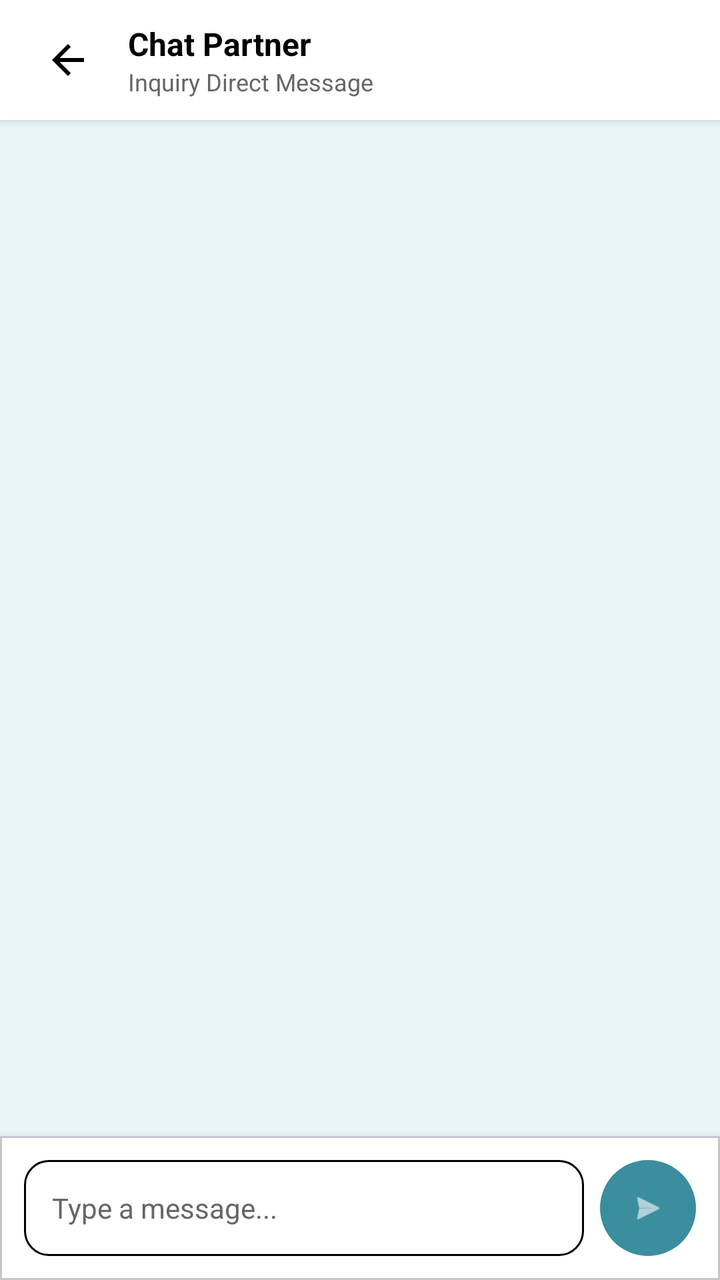
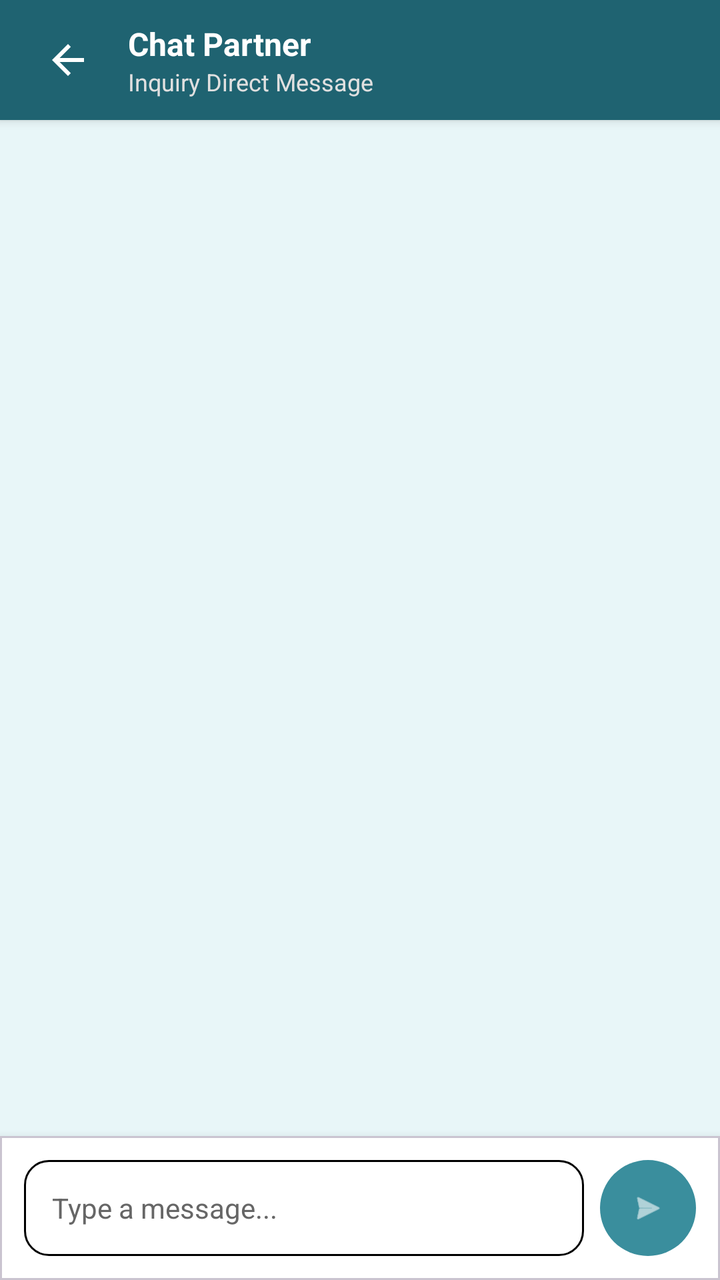

Two renders of the same Android screen: before a commit and after it. Below are the layout's source before the change and the commit's diff.
<!-- AndroidManifest.xml: application theme Theme.PharmaFind -->
<!-- res/layout/activity_chat.xml -->
<?xml version="1.0" encoding="utf-8"?>
<androidx.constraintlayout.widget.ConstraintLayout xmlns:android="http://schemas.android.com/apk/res/android"
    xmlns:app="http://schemas.android.com/apk/res-auto"
    android:layout_width="match_parent"
    android:layout_height="match_parent"
    android:background="@color/background_light">

    
    <LinearLayout
        android:id="@+id/toolbarChat"
        android:layout_width="match_parent"
        android:layout_height="60dp"
        android:background="@color/white"
        android:elevation="3dp"
        android:gravity="center_vertical"
        android:orientation="horizontal"
        android:paddingHorizontal="16dp"
        app:layout_constraintTop_toTopOf="parent">

        <ImageButton
            android:id="@+id/btnBackChat"
            android:layout_width="36dp"
            android:layout_height="36dp"
            android:background="?attr/selectableItemBackgroundBorderless"
            android:contentDescription="Back"
            android:src="@drawable/ic_arrow_back"
            app:tint="@color/black" />

        <LinearLayout
            android:layout_width="wrap_content"
            android:layout_height="wrap_content"
            android:layout_marginStart="12dp"
            android:orientation="vertical">

            <TextView
                android:id="@+id/tvChatPartnerName"
                android:layout_width="wrap_content"
                android:layout_height="wrap_content"
                android:text="Chat Partner"
                android:textColor="@color/black"
                android:textSize="16sp"
                android:textStyle="bold" />

            <TextView
                android:id="@+id/tvChatSubtitle"
                android:layout_width="wrap_content"
                android:layout_height="wrap_content"
                android:text="Inquiry Direct Message"
                android:textColor="@color/text_gray"
                android:textSize="12sp" />

        </LinearLayout>

    </LinearLayout>

    
    <androidx.recyclerview.widget.RecyclerView
        android:id="@+id/rvMessages"
        android:layout_width="match_parent"
        android:layout_height="0dp"
        android:padding="12dp"
        app:layout_constraintBottom_toTopOf="@id/cardChatInput"
        app:layout_constraintTop_toBottomOf="@id/toolbarChat" />

    
    <com.google.android.material.card.MaterialCardView
        android:id="@+id/cardChatInput"
        android:layout_width="match_parent"
        android:layout_height="wrap_content"
        app:cardBackgroundColor="@color/white"
        app:cardCornerRadius="0dp"
        app:cardElevation="8dp"
        app:layout_constraintBottom_toBottomOf="parent">

        <LinearLayout
            android:layout_width="match_parent"
            android:layout_height="wrap_content"
            android:gravity="center_vertical"
            android:orientation="horizontal"
            android:padding="12dp">

            <EditText
                android:id="@+id/etChatMessageInput"
                android:layout_width="0dp"
                android:layout_height="48dp"
                android:layout_weight="1"
                android:background="@drawable/edittext_background"
                android:hint="Type a message..."
                android:inputType="textMultiLine"
                android:maxLines="3"
                android:paddingHorizontal="14dp"
                android:textColor="@color/black"
                android:textColorHint="@color/text_gray"
                android:textSize="14sp" />

            <com.google.android.material.button.MaterialButton
                android:id="@+id/btnSendMessage"
                android:layout_width="48dp"
                android:layout_height="48dp"
                android:layout_marginStart="8dp"
                android:insetLeft="0dp"
                android:insetTop="0dp"
                android:insetRight="0dp"
                android:insetBottom="0dp"
                android:padding="0dp"
                app:backgroundTint="@color/primary_teal"
                app:cornerRadius="24dp"
                app:icon="@android:drawable/ic_menu_send"
                app:iconGravity="textStart"
                app:iconPadding="0dp"
                app:iconTint="@color/white" />

        </LinearLayout>

    </com.google.android.material.card.MaterialCardView>

</androidx.constraintlayout.widget.ConstraintLayout>
<!-- resources referenced by this layout -->
<resources>
  <color name="background_light">#E8F6F8</color>
  <color name="black">#FF000000</color>
  <color name="primary_teal">#3A8E9D</color>
  <color name="text_gray">#666666</color>
  <color name="white">#FFFFFFFF</color>
  <!-- drawable edittext_background (drawable) -->
  <?xml version="1.0" encoding="utf-8"?>
  <shape xmlns:android="http://schemas.android.com/apk/res/android">
      <corners android:radius="12dp" />
      <stroke android:width="1dp" android:color="#000000" />
      <solid android:color="@android:color/transparent" />
  </shape>
  <!-- drawable ic_arrow_back (drawable) -->
  <?xml version="1.0" encoding="utf-8"?>
  <vector xmlns:android="http://schemas.android.com/apk/res/android"
      android:width="24dp"
      android:height="24dp"
      android:autoMirrored="true"
      android:viewportWidth="24"
      android:viewportHeight="24">
      <path
          android:fillColor="#FF000000"
          android:pathData="M20,11H7.83l5.59,-5.59L12,4l-8,8 8,8 1.41,-1.41L7.83,13H20v-2z" />
  </vector>
  <style name="Theme.PharmaFind" parent="Base.Theme.PharmaFind">
          <item name="colorPrimary">@color/primary_teal</item>
          <item name="colorOnPrimary">@color/white</item>
          <item name="colorPrimaryContainer">@color/teal_container</item>
          <item name="colorOnPrimaryContainer">@color/primary_dark</item>
          <item name="colorSecondary">@color/primary_teal</item>
          <item name="colorOnSecondary">@color/white</item>
          <item name="colorSecondaryContainer">@color/teal_container</item>
          <item name="colorOnSecondaryContainer">@color/primary_dark</item>
          <item name="colorSurface">@color/white</item>
          <item name="colorOnSurface">@color/on_surface</item>
          <item name="colorSurfaceVariant">@color/surface_variant</item>
          <item name="colorOnSurfaceVariant">@color/on_surface_variant</item>
          <item name="colorOutline">@color/outline</item>
          <item name="colorSurfaceContainerLowest">@color/white</item>
          <item name="colorSurfaceContainerLow">@color/surface_container_low</item>
          <item name="colorSurfaceContainer">@color/surface_container</item>
          <item name="colorSurfaceContainerHigh">@color/surface_container_high</item>
          <item name="colorSurfaceContainerHighest">@color/surface_container_highest</item>
          
          <item name="elevationOverlayEnabled">false</item>
      </style>
  <style name="Base.Theme.PharmaFind" parent="Theme.Material3.Light.NoActionBar">
          <item name="android:forceDarkAllowed" tools:targetApi="q">false</item>
          
          
      </style>
  <color name="teal_container">#D6EEF1</color>
  <color name="primary_dark">#1F6371</color>
  <color name="on_surface">#1B1F21</color>
  <color name="surface_variant">#E3EBEC</color>
  <color name="on_surface_variant">#3F484A</color>
  <color name="outline">#6F797A</color>
  <color name="surface_container_low">#F4F8F8</color>
  <color name="surface_container">#EEF3F4</color>
  <color name="surface_container_high">#E8EEEF</color>
  <color name="surface_container_highest">#E2E9EA</color>
</resources>

<!-- the commit's change to res/layout/activity_chat.xml (unified diff, before → after) -->
@@ -9,8 +9,9 @@
     <LinearLayout
         android:id="@+id/toolbarChat"
         android:layout_width="match_parent"
-        android:layout_height="60dp"
-        android:background="@color/white"
+        android:layout_height="wrap_content"
+        android:minHeight="60dp"
+        android:background="@color/primary_dark"
         android:elevation="3dp"
         android:gravity="center_vertical"
         android:orientation="horizontal"
@@ -24,7 +25,7 @@
             android:background="?attr/selectableItemBackgroundBorderless"
             android:contentDescription="Back"
             android:src="@drawable/ic_arrow_back"
-            app:tint="@color/black" />
+            app:tint="@color/white" />
 
         <LinearLayout
             android:layout_width="wrap_content"
@@ -37,7 +38,7 @@
                 android:layout_width="wrap_content"
                 android:layout_height="wrap_content"
                 android:text="Chat Partner"
-                android:textColor="@color/black"
+                android:textColor="@color/white"
                 android:textSize="16sp"
                 android:textStyle="bold" />
 
@@ -46,7 +47,7 @@
                 android:layout_width="wrap_content"
                 android:layout_height="wrap_content"
                 android:text="Inquiry Direct Message"
-                android:textColor="@color/text_gray"
+                android:textColor="#E0E0E0"
                 android:textSize="12sp" />
 
         </LinearLayout>
